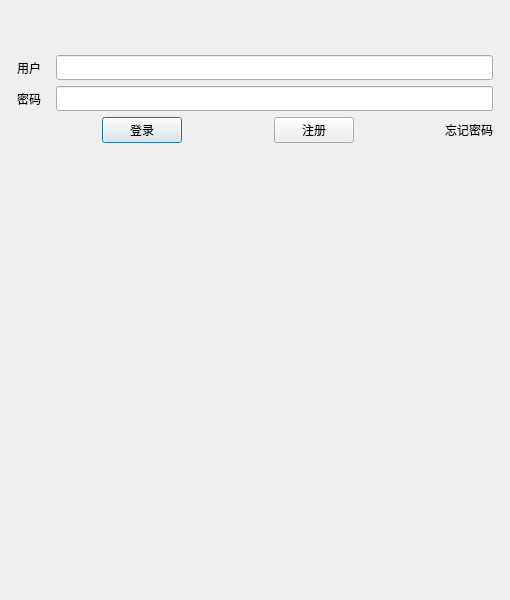
This is logindialog.ui in L1w137/chat_project as Qt 5 draws it before an edit. The edited form follows.
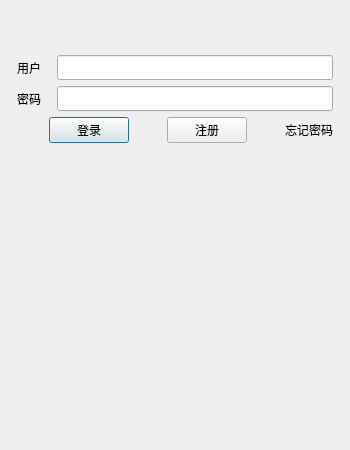
This is the edited form. Icons and pictures are not drawn.

What changed in the file:
```diff
--- a/logindialog.ui
+++ b/logindialog.ui
@@ -6,20 +6,20 @@
    <rect>
     <x>0</x>
     <y>0</y>
-    <width>510</width>
-    <height>600</height>
+    <width>350</width>
+    <height>450</height>
    </rect>
   </property>
   <property name="minimumSize">
    <size>
-    <width>510</width>
-    <height>600</height>
+    <width>350</width>
+    <height>450</height>
    </size>
   </property>
   <property name="maximumSize">
    <size>
-    <width>510</width>
-    <height>696</height>
+    <width>350</width>
+    <height>450</height>
    </size>
   </property>
   <property name="windowTitle">
@@ -47,8 +47,8 @@
          <widget class="QLabel" name="label">
           <property name="maximumSize">
            <size>
-            <width>450</width>
-            <height>450</height>
+            <width>275</width>
+            <height>270</height>
            </size>
           </property>
           <property name="text">
@@ -84,7 +84,7 @@
          </property>
          <property name="maximumSize">
           <size>
-           <width>437</width>
+           <width>276</width>
            <height>25</height>
           </size>
          </property>
@@ -111,7 +111,7 @@
          </property>
          <property name="maximumSize">
           <size>
-           <width>437</width>
+           <width>276</width>
            <height>25</height>
           </size>
          </property>
```
